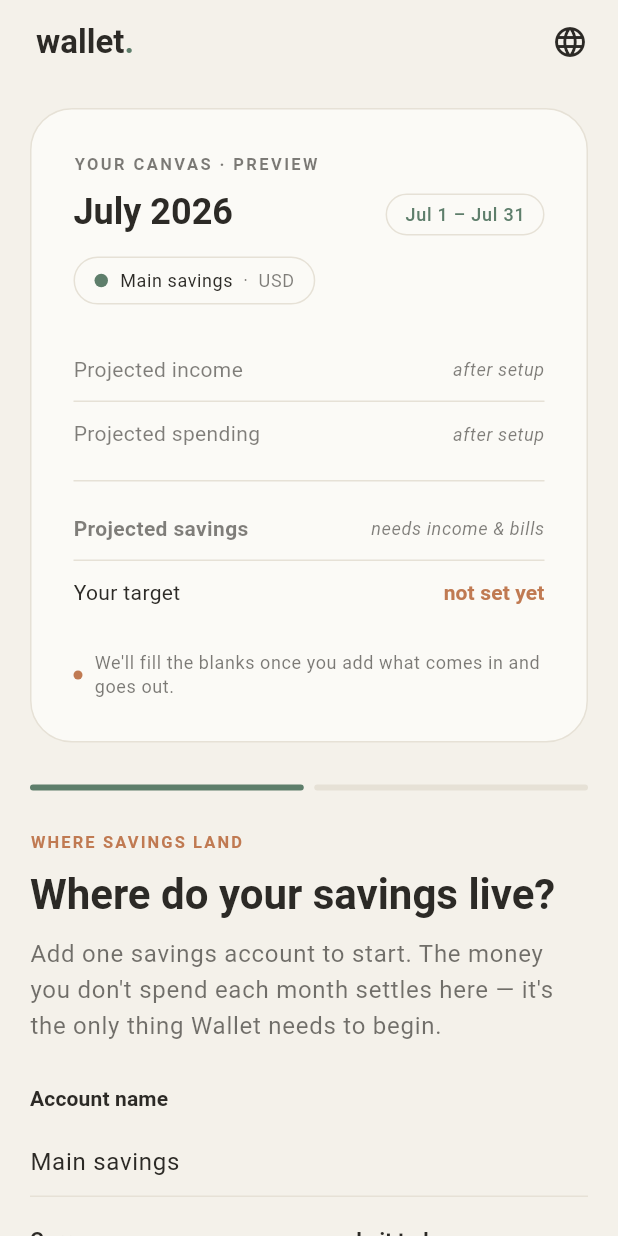
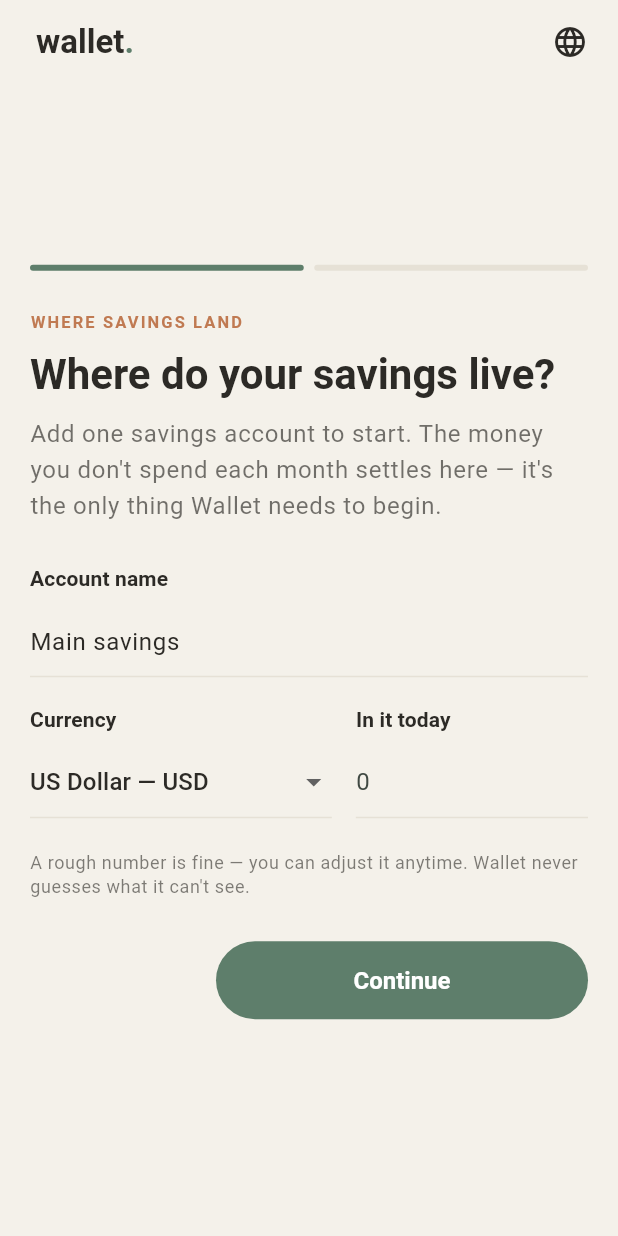
Before and after one commit to Pupp3t33r/LifeOS, a Flutter app: the OnboardingScreen screen opened by its route, on a phone screen of 412 x 824 dp. Run offline on Flutter 3.47's test engine with Material 3 defaults, Android fonts, the phone set to English and light mode, and no system bars; our stand-ins replace dio, drift, drift_flutter, flutter_riverpod, flutter_secure_storage, go_router and 1 more; missing offline and left inert: oidc, oidc_default_store; accounts and stored records are empty; generated files the repository leaves out were written again; Roboto replaces fonts that are missing (Bricolage Grotesque, Spline Sans); statements that could not run were skipped.

Commit message:
refactor(wallet): drop misleading onboarding canvas preview
Remove the two-column onboarding "YOUR CANVAS · PREVIEW" panel: every figure
it showed was a pre-setup placeholder ("after setup", "not set yet"), which
read as misleading at the point of onboarding. Onboarding is now a single
centred, width-capped question column that scrolls on short viewports.

Delete onboarding_canvas.dart (self-contained; no providers or tests
referenced it) and simplify the responsive layout in onboarding_screen.

Co-Authored-By: Claude Opus 4.8 (1M context) <noreply@anthropic.com>

```diff
--- a/apps/wallet/lib/features/money/ui/onboarding/onboarding_canvas.dart
+++ /dev/null
@@ -1,266 +0,0 @@
-import 'dart:math';
-import 'package:flutter/material.dart';
-import '../../../../app/theme/calm_tokens.dart';
-
-/// The "living canvas" — a preview of the savings canvas that updates as the
-/// user answers onboarding. It shows **honest empty states** (nothing is faked):
-/// projected figures read "after setup", savings "needs income & bills", target
-/// "not set yet". Its one live element is the period header, which rewrites as
-/// the month start day changes (e.g. "Jun 25 – Jul 24").
-class OnboardingCanvas extends StatelessWidget {
-  const OnboardingCanvas({
-    super.key,
-    required this.accountName,
-    required this.currency,
-    required this.monthStartDay,
-  });
-
-  final String accountName;
-  final String currency;
-
-  /// 1 = calendar month; otherwise the chosen start day.
-  final int monthStartDay;
-
-  @override
-  Widget build(BuildContext context) {
-    final theme = Theme.of(context);
-    final muted = theme.colorScheme.onSurface.withValues(alpha: 0.62);
-    final now = DateTime.now();
-    final name = accountName.trim().isEmpty ? 'Main savings' : accountName.trim();
-
-    return Container(
-      decoration: BoxDecoration(
-        color: theme.colorScheme.surface,
-        borderRadius: BorderRadius.circular(CalmTokens.radiusLg),
-        border: Border.all(color: theme.colorScheme.outline),
-      ),
-      padding: const EdgeInsets.all(28),
-      child: Column(
-        crossAxisAlignment: CrossAxisAlignment.start,
-        mainAxisSize: MainAxisSize.min,
-        children: [
-          Text(
-            'YOUR CANVAS · PREVIEW',
-            style: theme.textTheme.labelSmall?.copyWith(
-              color: muted,
-              letterSpacing: 1.6,
-              fontWeight: FontWeight.w600,
-            ),
-          ),
-          const SizedBox(height: 8),
-          Row(
-            crossAxisAlignment: CrossAxisAlignment.end,
-            children: [
-              Expanded(
-                child: Text(
-                  '${_monthName(now.month)} ${now.year}',
-                  style: theme.textTheme.headlineSmall?.copyWith(
-                    fontFamily: CalmTokens.fontDisplay,
-                    fontWeight: FontWeight.w600,
-                  ),
-                ),
-              ),
-              const SizedBox(width: 12),
-              _Pill(text: _spanLabel(now, monthStartDay)),
-            ],
-          ),
-          const SizedBox(height: 14),
-          _AccountChip(name: name, currency: currency),
-          const SizedBox(height: 22),
-          _LedgerLine(label: 'Projected income', value: 'after setup', pending: true),
-          _divider(theme),
-          _LedgerLine(label: 'Projected spending', value: 'after setup', pending: true),
-          const SizedBox(height: 10),
-          Divider(color: theme.colorScheme.outline, height: 1),
-          const SizedBox(height: 10),
-          _LedgerLine(
-            label: 'Projected savings',
-            value: 'needs income & bills',
-            pending: true,
-            emphasizeLabel: true,
-          ),
-          _divider(theme),
-          _LedgerLine(
-            label: 'Your target',
-            value: 'not set yet',
-            valueColor: theme.colorScheme.secondary,
-          ),
-          const SizedBox(height: 18),
-          Row(
-            children: [
-              Container(
-                width: 6,
-                height: 6,
-                margin: const EdgeInsets.only(right: 8),
-                decoration: BoxDecoration(
-                  color: theme.colorScheme.secondary,
-                  shape: BoxShape.circle,
-                ),
-              ),
-              Expanded(
-                child: Text(
-                  "We'll fill the blanks once you add what comes in and goes out.",
-                  style: theme.textTheme.bodySmall?.copyWith(color: muted),
-                ),
-              ),
-            ],
-          ),
-        ],
-      ),
-    );
-  }
-
-  Widget _divider(ThemeData theme) => Divider(color: theme.colorScheme.outline, height: 1);
-
-  /// Period span label, start-anchored with last-day clamping (mirrors the
-  /// server's MonthPeriod and the prototype): calendar months read "Jun 1 – Jun
-  /// 30"; a start day reads "Jun 25 – Jul 24".
-  static String _spanLabel(DateTime now, int monthStartDay) {
-    final y = now.year;
-    final m = now.month;
-    if (monthStartDay <= 1) {
-      return '${_mon(m)} 1 – ${_mon(m)} ${_daysInMonth(y, m)}';
-    }
-    final start = min(monthStartDay, _daysInMonth(y, m));
-    final nextYear = m == 12 ? y + 1 : y;
-    final nextMonth = m == 12 ? 1 : m + 1;
-    final endDay = min(monthStartDay, _daysInMonth(nextYear, nextMonth)) - 1;
-    if (endDay >= 1) {
-      return '${_mon(m)} $start – ${_mon(nextMonth)} $endDay';
-    }
-    return '${_mon(m)} $start – ${_mon(m)} ${_daysInMonth(y, m)}';
-  }
-
-  static int _daysInMonth(int year, int month) => DateTime(year, month + 1, 0).day;
-
-  static const List<String> _shortMonths = [
-    'Jan', 'Feb', 'Mar', 'Apr', 'May', 'Jun',
-    'Jul', 'Aug', 'Sep', 'Oct', 'Nov', 'Dec',
-  ];
-  static const List<String> _fullMonths = [
-    'January', 'February', 'March', 'April', 'May', 'June',
-    'July', 'August', 'September', 'October', 'November', 'December',
-  ];
-  static String _mon(int m) => _shortMonths[m - 1];
-  static String _monthName(int m) => _fullMonths[m - 1];
-}
-
-class _Pill extends StatelessWidget {
-  const _Pill({required this.text});
-
-  final String text;
-
-  @override
-  Widget build(BuildContext context) {
-    final theme = Theme.of(context);
-    return Container(
-      padding: const EdgeInsets.symmetric(horizontal: 12, vertical: 5),
-      decoration: BoxDecoration(
-        color: theme.colorScheme.surface,
-        borderRadius: BorderRadius.circular(CalmTokens.radiusPill),
-        border: Border.all(color: theme.colorScheme.outline),
-      ),
-      child: Text(
-        text,
-        style: theme.textTheme.labelMedium?.copyWith(
-          fontFamily: CalmTokens.fontDisplay,
-          color: theme.colorScheme.primary,
-        ),
-      ),
-    );
-  }
-}
-
-class _AccountChip extends StatelessWidget {
-  const _AccountChip({required this.name, required this.currency});
-
-  final String name;
-  final String currency;
-
-  @override
-  Widget build(BuildContext context) {
-    final theme = Theme.of(context);
-    return Container(
-      padding: const EdgeInsets.symmetric(horizontal: 13, vertical: 7),
-      decoration: BoxDecoration(
-        color: theme.colorScheme.surface,
-        borderRadius: BorderRadius.circular(CalmTokens.radiusPill),
-        border: Border.all(color: theme.colorScheme.outline),
-      ),
-      child: Row(
-        mainAxisSize: MainAxisSize.min,
-        children: [
-          Container(
-            width: 9,
-            height: 9,
-            margin: const EdgeInsets.only(right: 8),
-            decoration: BoxDecoration(
-              color: theme.colorScheme.primary,
-              shape: BoxShape.circle,
-            ),
-          ),
-          Text(name, style: theme.textTheme.bodySmall),
-          Text(
-            '  ·  $currency',
-            style: theme.textTheme.bodySmall?.copyWith(
-              color: theme.colorScheme.onSurface.withValues(alpha: 0.6),
-            ),
-          ),
-        ],
-      ),
-    );
-  }
-}
-
-class _LedgerLine extends StatelessWidget {
-  const _LedgerLine({
-    required this.label,
-    required this.value,
-    this.pending = false,
-    this.emphasizeLabel = false,
-    this.valueColor,
-  });
-
-  final String label;
-  final String value;
-  final bool pending;
-  final bool emphasizeLabel;
-  final Color? valueColor;
-
-  @override
-  Widget build(BuildContext context) {
-    final theme = Theme.of(context);
-    final muted = theme.colorScheme.onSurface.withValues(alpha: 0.6);
-    return Padding(
-      padding: const EdgeInsets.symmetric(vertical: 11),
-      child: Row(
-        crossAxisAlignment: CrossAxisAlignment.baseline,
-        textBaseline: TextBaseline.alphabetic,
-        children: [
-          Expanded(
-            child: Text(
-              label,
-              style: theme.textTheme.bodyMedium?.copyWith(
-                color: pending ? muted : null,
-                fontWeight: emphasizeLabel ? FontWeight.w600 : null,
-              ),
-            ),
-          ),
-          Text(
-            value,
-            style: pending
-                ? theme.textTheme.bodySmall?.copyWith(
-                    color: muted,
-                    fontStyle: FontStyle.italic,
-                  )
-                : theme.textTheme.titleSmall?.copyWith(
-                    fontFamily: CalmTokens.fontDisplay,
-                    fontWeight: FontWeight.w600,
-                    color: valueColor,
-                  ),
-          ),
-        ],
-      ),
-    );
-  }
-}
--- a/apps/wallet/lib/features/money/ui/onboarding/onboarding_screen.dart
+++ b/apps/wallet/lib/features/money/ui/onboarding/onboarding_screen.dart
@@ -5,7 +5,6 @@ import '../../../../app/theme/calm_tokens.dart';
 import '../../../../l10n/app_localizations.dart';
 import '../../../../shared/widgets/wordmark.dart';
 import '../../../security/application/security_providers.dart';
-import 'onboarding_canvas.dart';
 import 'onboarding_controller.dart';
 import 'onboarding_state.dart';
 
@@ -27,8 +26,8 @@ String _currencyLabel(AppLocalizations l10n, String code) => switch (code) {
 
 /// First-run onboarding — "Set up your first month" (Money ADR-0013). Collects
 /// the first savings account and the month start day, the minimum server-owned
-/// config the savings canvas needs. Responsive: a two-column layout (question +
-/// living canvas) on wide screens, stacked (canvas on top) on phones.
+/// config the app needs. A single centred question column, comfortably width-capped
+/// on wide screens; the whole flow scrolls on short viewports.
 ///
 /// The AppBar carries a language switcher (Wallet's first localized surface, see
 /// `apps/wallet/docs/adr/0001-app-localization.md`) so the whole flow can be read
@@ -38,6 +37,7 @@ class OnboardingScreen extends ConsumerWidget {
 
   static const double _wideBreakpoint = 900;
   static const double _maxWidth = 1180;
+  static const double _formMaxWidth = 520;
 
   @override
   Widget build(BuildContext context, WidgetRef ref) {
@@ -46,11 +46,6 @@ class OnboardingScreen extends ConsumerWidget {
     final biometricsSupported =
         ref.watch(biometricSupportedProvider).maybeWhen(data: (v) => v, orElse: () => false);
 
-    final canvas = OnboardingCanvas(
-      accountName: state.accountName,
-      currency: state.currency,
-      monthStartDay: state.effectiveMonthStartDay,
-    );
     final ask = _Ask(state: state, biometricsSupported: biometricsSupported);
 
     return Scaffold(
@@ -66,28 +61,15 @@ class OnboardingScreen extends ConsumerWidget {
             child: LayoutBuilder(
               builder: (context, constraints) {
                 final wide = constraints.maxWidth >= _wideBreakpoint;
-                if (wide) {
-                  return Padding(
-                    padding: const EdgeInsets.fromLTRB(40, 24, 40, 40),
-                    child: Row(
-                      crossAxisAlignment: CrossAxisAlignment.start,
-                      children: [
-                        Expanded(flex: 92, child: ask),
-                        const SizedBox(width: 48),
-                        Expanded(flex: 108, child: canvas),
-                      ],
+                return SingleChildScrollView(
+                  padding: wide
+                      ? const EdgeInsets.fromLTRB(40, 24, 40, 40)
+                      : const EdgeInsets.fromLTRB(20, 16, 20, 40),
+                  child: Center(
+                    child: ConstrainedBox(
+                      constraints: const BoxConstraints(maxWidth: _formMaxWidth),
+                      child: ask,
                     ),
-                  );
-                }
-                return SingleChildScrollView(
-                  padding: const EdgeInsets.fromLTRB(20, 16, 20, 40),
-                  child: Column(
-                    crossAxisAlignment: CrossAxisAlignment.stretch,
-                    children: [
-                      canvas,
-                      const SizedBox(height: 28),
-                      ask,
-                    ],
                   ),
                 );
               },
```
